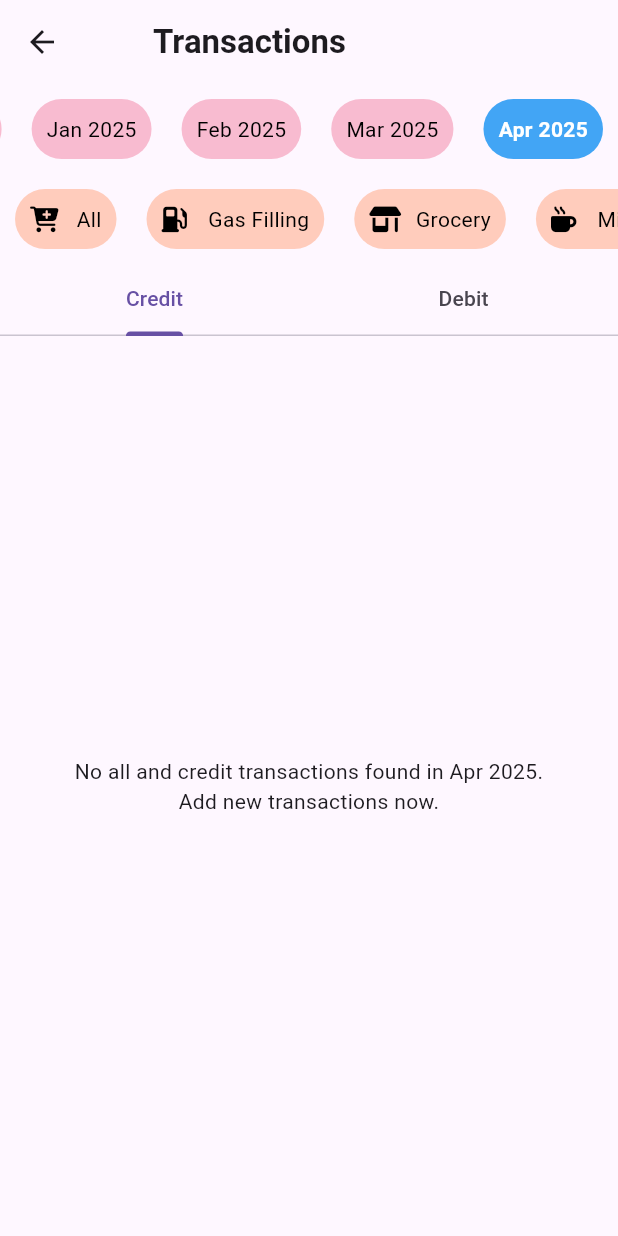
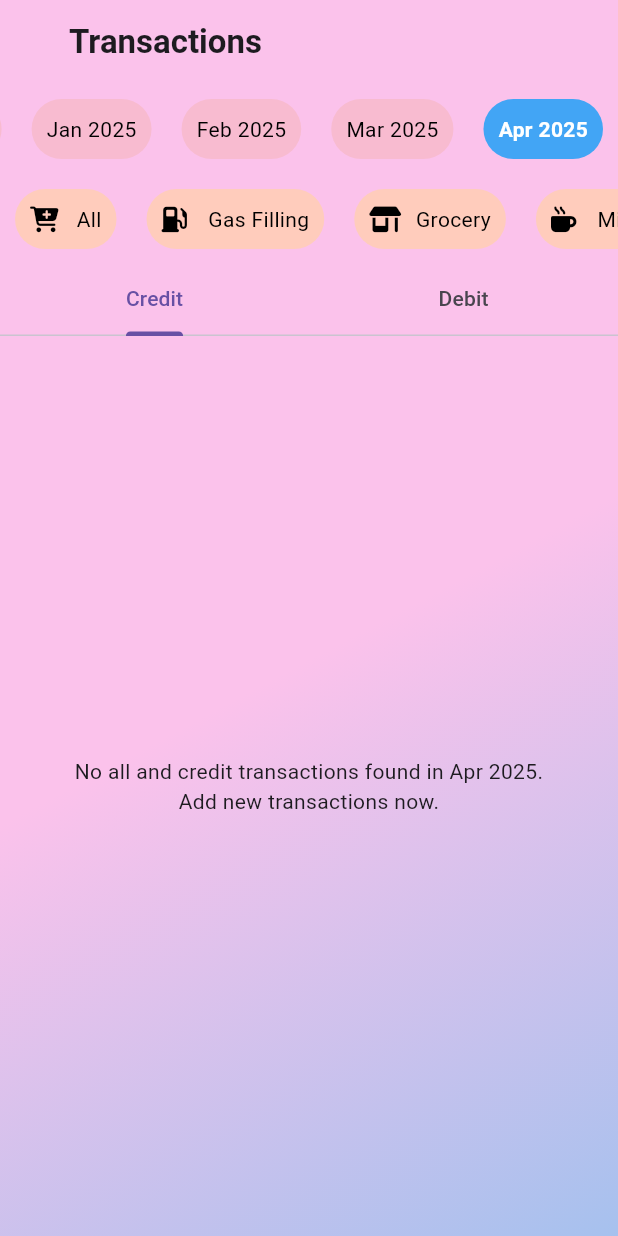
Before and after one commit to AdityaJandu/FinTrack, a Flutter app: the screen it shows once a user with an empty profile is signed in, item 4 of the bottom bar chosen, after a tap on "My Transactions", on a phone screen of 412 x 824 dp. Run offline on Flutter 3.47's test engine with Material 3 defaults, Android fonts, the phone set to English and light mode, and no system bars; our stand-ins replace cloud_firestore, firebase_auth, firebase_core, font_awesome_flutter, salomon_bottom_bar; accounts and stored records are empty; network calls fail.

Commit message:
Few UI changes.

```diff
--- a/lib/screens/account_settings_screen.dart
+++ b/lib/screens/account_settings_screen.dart
@@ -32,10 +32,26 @@ class _AccountSettingsScreenState extends State<AccountSettingsScreen> {
             style: TextStyle(fontWeight: FontWeight.bold),
           ),
         ),
+        backgroundColor: const Color(0xfffbc2eb),
         centerTitle: false,
       ),
-      body: SafeArea(
-        child: Column(
+      body: Stack(
+        children: [
+          Container(
+            height: mq.height,
+            width: mq.width,
+            decoration: const BoxDecoration(
+              gradient: LinearGradient(
+                colors: [
+                  Color(0xfffbc2eb),
+                  Color(0xffa6c1ee),
+                ],
+                begin: Alignment(0, 0),
+                end: Alignment(1, 1),
+              ),
+            ),
+          ),
+          Column(
             children: [
               SizedBox(height: mq.width * 0.12),
               const CircleAvatar(
@@ -98,6 +114,7 @@ class _AccountSettingsScreenState extends State<AccountSettingsScreen> {
               ),
             ],
           ),
+        ],
       ),
     );
   }
--- a/lib/screens/home_screen.dart
+++ b/lib/screens/home_screen.dart
@@ -57,18 +57,14 @@ class _HomeScreenState extends State<HomeScreen> {
           ),
         ],
       ),
-      floatingActionButton: FloatingActionButton(
+      floatingActionButton: FloatingActionButton.extended(
         onPressed: () {
-          Navigator.push(
-            context,
-            MaterialPageRoute(
-              builder: (_) => const AddTransactionScreen(),
-            ),
-          );
+          Navigator.push(context,
+              MaterialPageRoute(builder: (_) => const AddTransactionScreen()));
         },
-        child: const Icon(
-          Icons.add,
-        ),
+        tooltip: "Add New Transaction",
+        icon: const Icon(Icons.add),
+        label: const Text("Add"),
       ),
     );
   }
--- a/lib/screens/transaction_screen.dart
+++ b/lib/screens/transaction_screen.dart
@@ -1,3 +1,4 @@
+import 'package:fin_track/main.dart';
 import 'package:fin_track/services/auth_services.dart';
 import 'package:fin_track/widgets/catergory_lists.dart';
 import 'package:fin_track/components/my_tab_bar.dart';
@@ -41,8 +42,26 @@ class _TransactionScreenState extends State<TransactionScreen> {
           ),
         ),
         centerTitle: false,
+        backgroundColor: const Color(0xfffbc2eb),
+        automaticallyImplyLeading: false,
       ),
-      body: Column(
+      body: Stack(
+        children: [
+          Container(
+            height: mq.height,
+            width: mq.width,
+            decoration: const BoxDecoration(
+              gradient: LinearGradient(
+                colors: [
+                  Color(0xfffbc2eb),
+                  Color(0xffa6c1ee),
+                ],
+                begin: Alignment(0, 0),
+                end: Alignment(1, 1),
+              ),
+            ),
+          ),
+          Column(
             children: [
               TimeLine(onChanged: (String? value) {
                 setState(() {
@@ -59,6 +78,8 @@ class _TransactionScreenState extends State<TransactionScreen> {
               ),
             ],
           ),
+        ],
+      ),
     );
   }
 }
```
Also changed, not shown: lib/screens/add_challenge_screen.dart (+22 -3 lines), lib/screens/challenge_screen.dart (+37 -12 lines). Lines whose indentation alone changed are shown as unchanged.
